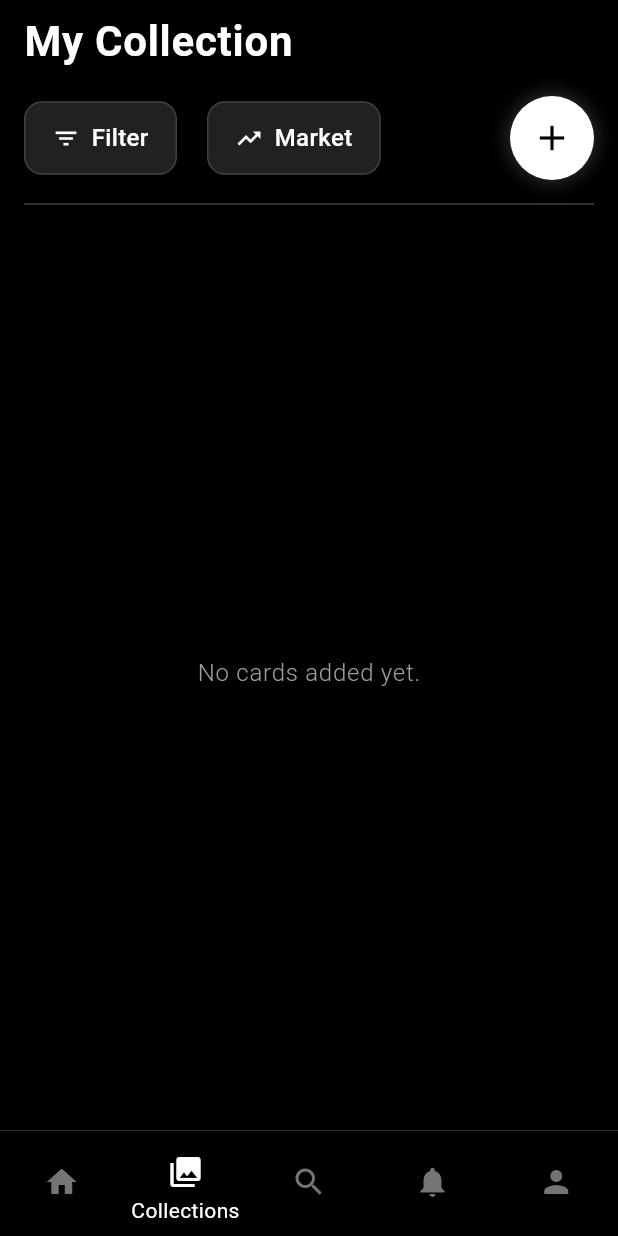
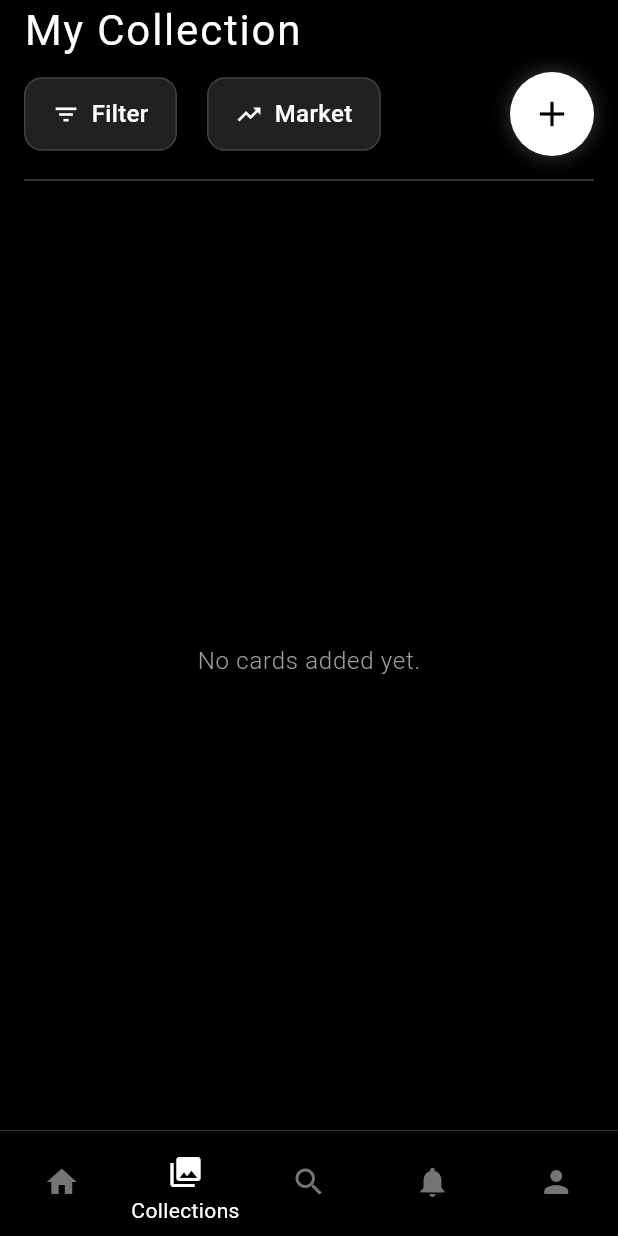
Before and after one commit to lee-ranaweer/holo, a Flutter app: the CollectionsPage screen opened by its route, on a phone screen of 412 x 824 dp. Run offline on Flutter 3.47's test engine with Material 3 defaults, Android fonts, the light colour scheme and no system bars; our stand-ins replace cloud_firestore, firebase_auth, firebase_core, flutter_riverpod, go_router; accounts and stored records are empty.

Commit message:
small ui changes

```diff
--- a/lib/pages/collections_page.dart
+++ b/lib/pages/collections_page.dart
@@ -7,11 +7,22 @@ class CollectionsPage extends StatelessWidget {
   @override
   Widget build(BuildContext context) {
     return Scaffold(
-      appBar: AppBar(title: Text('My Collection')),
       body: SafeArea(
         child: Column(
           crossAxisAlignment: CrossAxisAlignment.start,
           children: [
+            Padding(
+              padding: const EdgeInsets.symmetric(horizontal: 16.0),
+                child: Text(
+                "My Collection",
+                style: const TextStyle(
+                  fontSize: 28,
+                  color: Colors.white,
+                  letterSpacing: 1.2,
+                ),
+              ),
+            ),
+
             // Navbar-like row with 3 buttons: Filter, Rec, and a circular + button.
             Padding(
               padding: const EdgeInsets.symmetric(
--- a/lib/pages/search_page.dart
+++ b/lib/pages/search_page.dart
@@ -106,7 +106,6 @@ class _SearchPageState extends State<SearchPage> {
   @override
   Widget build(BuildContext context) {
     return Scaffold(
-      appBar: AppBar(title: Text('Search for cards')),
       body: SafeArea(
         child: Column(
           children: [
```
Also changed, not shown: 1 other file.
